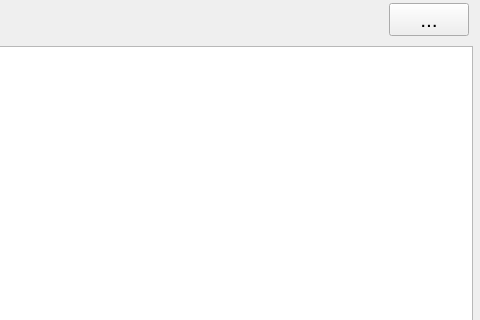
Above: chat_Client/rightw/chatwindow.ui from heluxi/Chat before the change; both pictures show x 338 to 818 and y 0 to 320 of the 818 by 800 pixel window. Below: the same form after it.
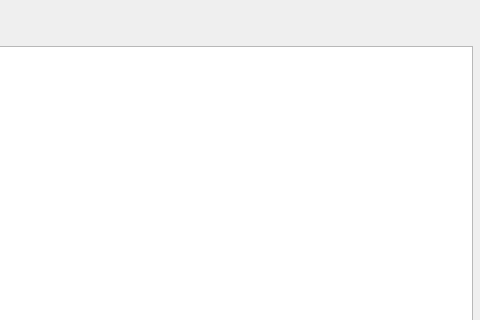
That is the form after the change. Icons and pictures are not drawn. Custom widgets are drawn as their Qt base class.

Patch:
```diff
--- a/chat_Client/rightw/chatwindow.ui
+++ b/chat_Client/rightw/chatwindow.ui
@@ -70,18 +70,6 @@
         </property>
        </widget>
       </item>
-      <item row="0" column="2">
-       <widget class="MyButton" name="listbtn">
-        <property name="font">
-         <font>
-          <pointsize>16</pointsize>
-         </font>
-        </property>
-        <property name="text">
-         <string>...</string>
-        </property>
-       </widget>
-      </item>
       <item row="0" column="1">
        <spacer name="horizontalSpacer">
         <property name="orientation">
@@ -297,11 +285,6 @@
   </layout>
  </widget>
  <customwidgets>
-  <customwidget>
-   <class>MyButton</class>
-   <extends>QPushButton</extends>
-   <header>mybutton.h</header>
-  </customwidget>
   <customwidget>
    <class>BubbleList</class>
    <extends>QListWidget</extends>
```
